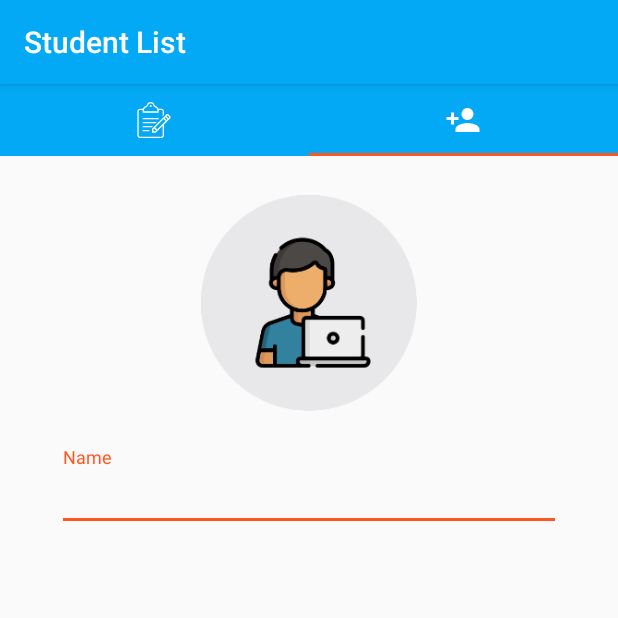
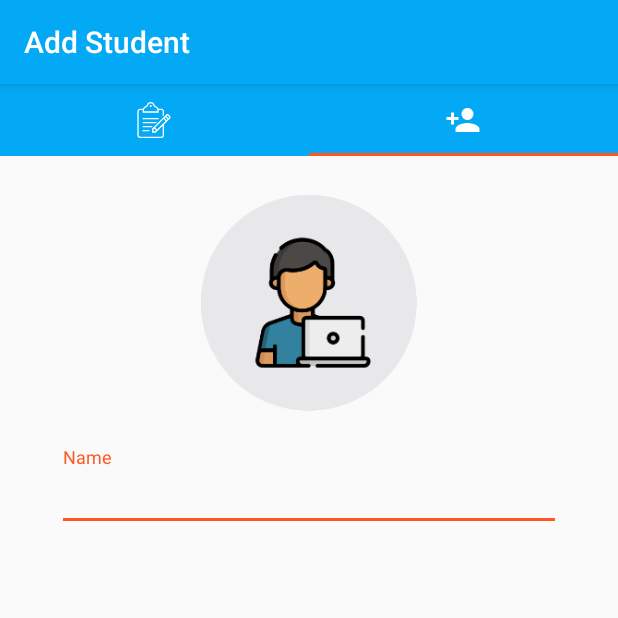
Before and after one commit to iammohdzaki/StudentManagement-Assignment, an Android app: the screen it shows after launch (MainActivity), tab 2 chosen, on a phone screen of 412 x 824 dp, the top half of it. Run offline under Robolectric (Android 15) with nearby library versions, the phone set to English and light mode, and no system bars.

Commit message:
Fixed Crash Issues

```diff
--- a/app/src/main/java/com/studentmanagement/activity/MainActivity.java
+++ b/app/src/main/java/com/studentmanagement/activity/MainActivity.java
@@ -82,7 +82,7 @@ public class MainActivity extends AppCompatActivity implements Communicator {
     //Changes the View Pager Title
     public void changeToolbarTitle() {
         if (viewPager.getCurrentItem() == 0) {
-            setTitle(R.string.student_list);
+            setTitle(R.string.add_student);
         } else {
             setTitle(R.string.add_student);
         }
--- a/app/src/main/java/com/studentmanagement/fragment/EditorFragment.java
+++ b/app/src/main/java/com/studentmanagement/fragment/EditorFragment.java
@@ -9,6 +9,7 @@ import android.database.sqlite.SQLiteDatabase;
 import android.os.Bundle;
 import android.support.design.widget.TextInputLayout;
 import android.support.v4.app.Fragment;
+import android.util.Log;
 import android.view.LayoutInflater;
 import android.view.View;
 import android.view.ViewGroup;
@@ -351,6 +352,7 @@ public class EditorFragment extends Fragment {
      * @param bundleData as Bundle
      */
     public void viewMode(Bundle bundleData){
+        Log.i("TESTING","NAME:"+bundleData);
         etId.setText(bundleData.getString(Constant.STUDENT_ID));
         etName.setText(bundleData.getString(Constant.STUDENT_NAME));
         btnSaveData.setVisibility(View.GONE);
--- a/app/src/main/java/com/studentmanagement/fragment/MainFragment.java
+++ b/app/src/main/java/com/studentmanagement/fragment/MainFragment.java
@@ -167,6 +167,8 @@ public class MainFragment extends Fragment {
                             //View Mode
                             case Constant.VIEW:
                                 Intent intent =new Intent(context, EditorActivity.class);
+                                intent.putExtra(Constant.STUDENT_ID,mStudentList.get(position).getID());
+                                intent.putExtra(Constant.STUDENT_NAME,mStudentList.get(position).getName());
                                 startActivity(intent);
                                 dialog.dismiss();
                                 break;
--- a/app/src/main/res/values/strings.xml
+++ b/app/src/main/res/values/strings.xml
@@ -56,13 +56,10 @@
     <string name="data_update_intent_service">Data Updated Using Service</string>
 
 
+    <string name="error_string_editor_fragment">Error while Cast</string>
     <string-array name="spinner_list_item_array">
         <item>A-Z</item>
         <item>0-9</item>
     </string-array>
 
-    <!-- TODO: Remove or change this placeholder text -->
-    <string name="hello_blank_fragment">Hello blank fragment</string>
-    <string name="error_string_editor_fragment">Error in retrieving data. Please try again</string>
-    <string name="student_list">Student List</string>
 </resources>
```
